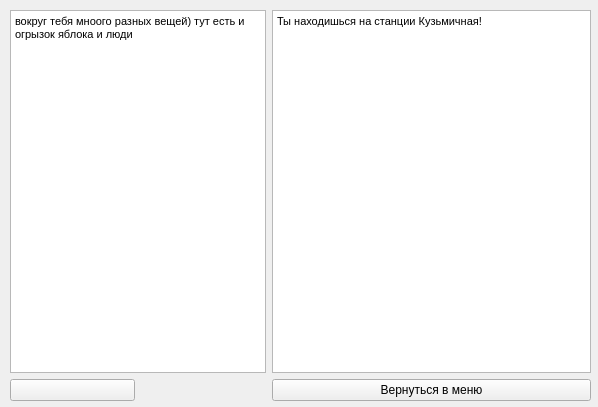
Old version of the form gamemap.ui in the repository KomandaB/-1.
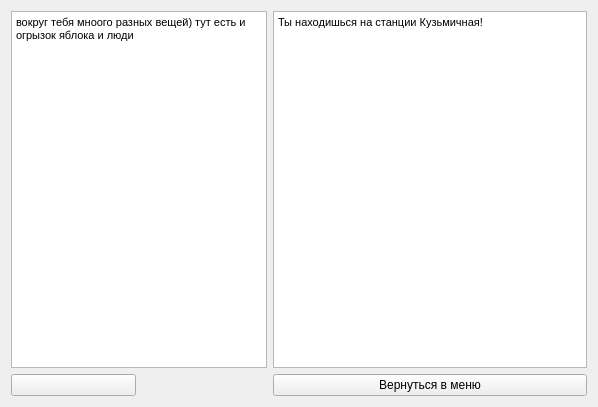
New version of the form.

The edit to the form file:
```diff
--- a/gamemap.ui
+++ b/gamemap.ui
@@ -13,15 +13,8 @@
   <property name="windowTitle">
    <string>Form</string>
   </property>
-  <widget class="QWidget" name="gridLayoutWidget">
-   <property name="geometry">
-    <rect>
-     <x>10</x>
-     <y>10</y>
-     <width>581</width>
-     <height>391</height>
-    </rect>
-   </property>
+  <layout class="QGridLayout" name="gridLayout_3">
+   <item row="0" column="0">
    <layout class="QGridLayout" name="gridLayout">
     <item row="6" column="0" colspan="2">
      <layout class="QGridLayout" name="gridLayout_2"/>
@@ -70,7 +63,8 @@
      </widget>
     </item>
    </layout>
-  </widget>
+   </item>
+  </layout>
  </widget>
  <resources/>
  <connections/>
```
Lines whose indentation alone changed are shown as unchanged.
